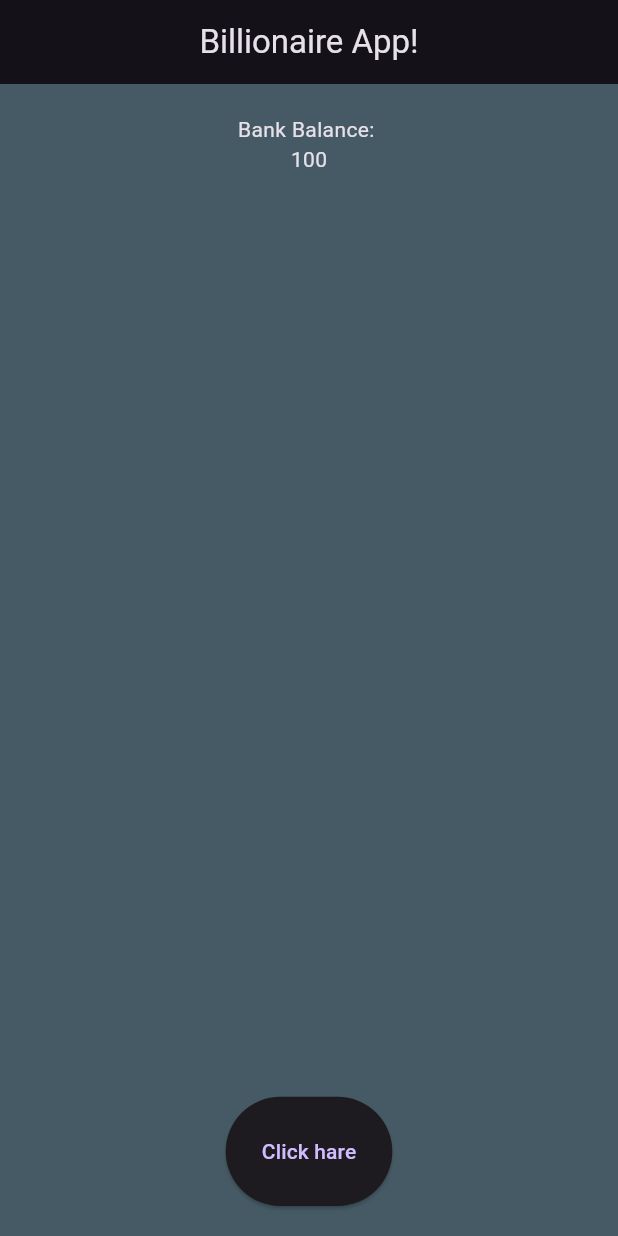
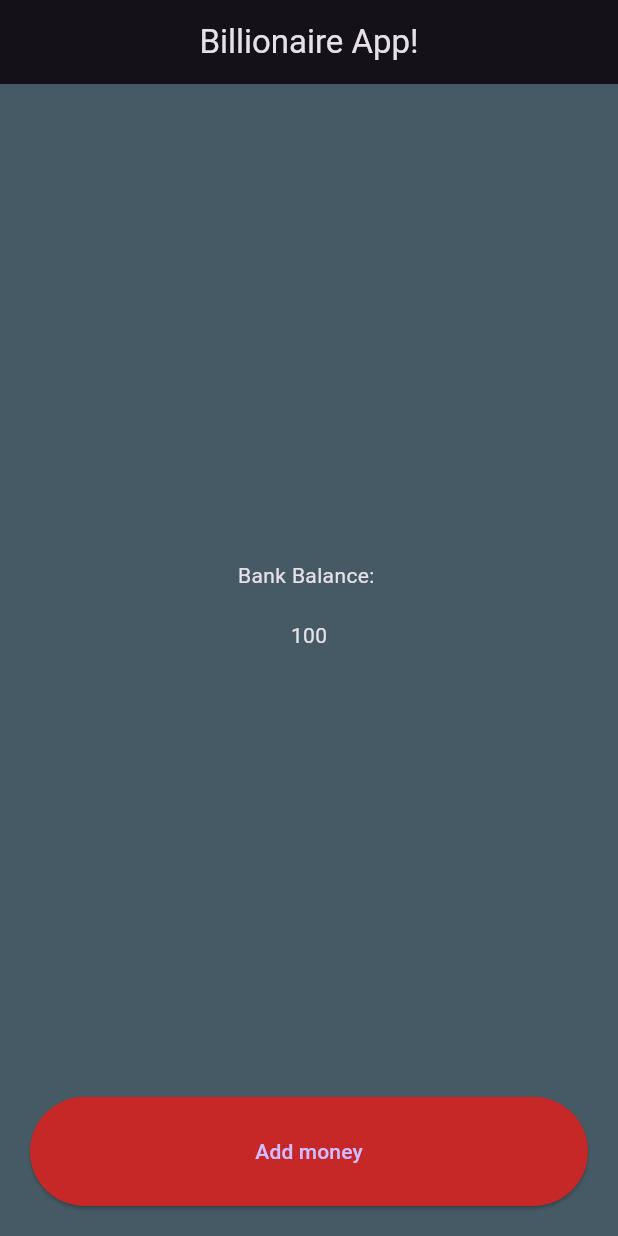
Before and after one commit to juweyriyo/bilionerApp, a Flutter app: the screen it shows after launch, on a phone screen of 412 x 824 dp. Run offline on Flutter 3.47's test engine with Material 3 defaults, Android fonts, the phone set to English and light mode, and no system bars.

Commit message:
design botton

```diff
--- a/lib/main.dart
+++ b/lib/main.dart
@@ -14,7 +14,7 @@
   @override
   Widget build(BuildContext context) {
     return MaterialApp(
-      theme: ThemeData.dark(),
+      theme: ThemeData.dark(useMaterial3: true),
       home: Scaffold(
         appBar: AppBar(centerTitle: true, title: Text("Billionaire App!")),
         body: Container(
@@ -27,13 +27,24 @@
             children: [
               Expanded(
                 flex: 9,
-                child: Column(children: [Text("Bank Balance: "), Text("100")]),
+                child: Column(
+                  mainAxisAlignment: MainAxisAlignment.center,
+                  children: [
+                    Text("Bank Balance: "),
+                    SizedBox(height: 20),
+                    Text("100"),
+                  ],
+                ),
               ),
               Expanded(
                 flex: 1,
                 child: ElevatedButton(
+                  style: ElevatedButton.styleFrom(
+                    backgroundColor: Colors.red[800],
+                    minimumSize: Size(double.infinity, 0),
+                  ),
                   onPressed: afunction,
-                  child: Text("Click hare"),
+                  child: Text("Add money"),
                 ),
               ),
             ],
```
